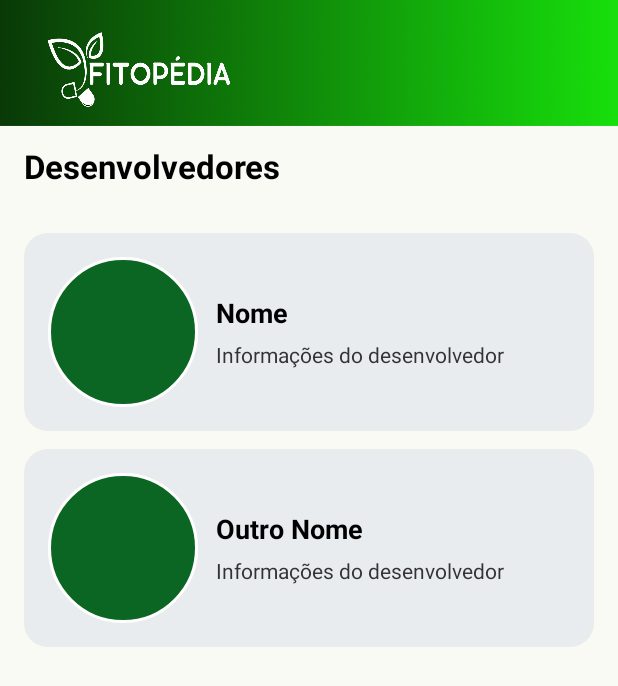
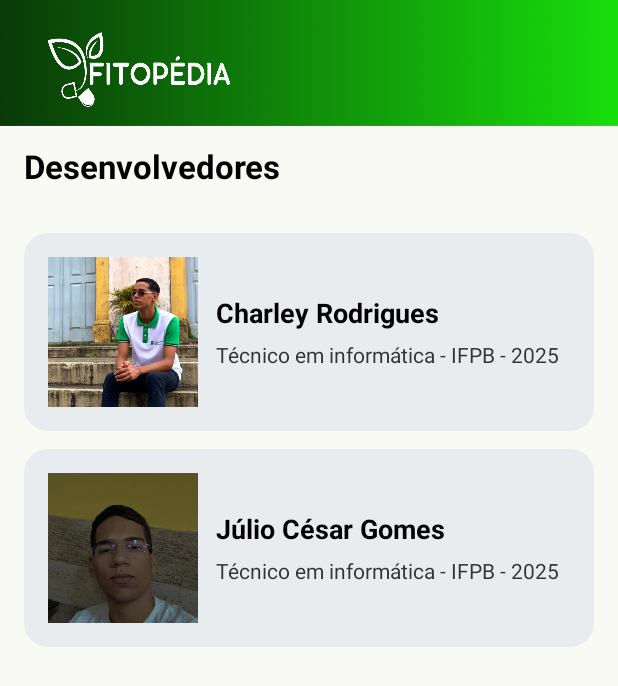
Before and after one commit to cesarjuulio/fitopedia, an Android app: the Sobre screen opened directly, with no data from a screen before it, on a phone screen of 412 x 824 dp. Shown: the top 686 px of the screen. Run offline under Robolectric (Android 15) with nearby library versions, the phone set to English and light mode, and no system bars; 1 statement that could not run was skipped.

Commit message:
Inicial 6
Atualizada a página sobre

```diff
--- a/app/src/main/res/layout/activity_sobre.xml
+++ b/app/src/main/res/layout/activity_sobre.xml
@@ -37,10 +37,11 @@
                 android:id="@+id/imgPerfil1"
                 android:layout_width="100dp"
                 android:layout_height="100dp"
-                android:background="@drawable/circle_bg"
+                android:src="@drawable/charley"
+                android:scaleType="centerCrop"
                 android:clipToOutline="true"
-                android:contentDescription="Foto do desenvolvedor"
-                android:scaleType="centerCrop" />
+                android:background="@drawable/circle_bg"/>
+
 
             <LinearLayout
                 android:layout_width="0dp"
@@ -53,7 +54,7 @@
                     android:id="@+id/tvNome1"
                     android:layout_width="wrap_content"
                     android:layout_height="wrap_content"
-                    android:text="Nome"
+                    android:text="Charley Rodrigues"
                     android:textColor="@android:color/black"
                     android:textSize="18sp"
                     android:textStyle="bold" />
@@ -63,7 +64,7 @@
                     android:layout_width="wrap_content"
                     android:layout_height="wrap_content"
                     android:layout_marginTop="6dp"
-                    android:text="Informações do desenvolvedor"
+                    android:text="Técnico em informática - IFPB - 2025"
                     android:textColor="#333"
                     android:textSize="14sp" />
 
@@ -85,10 +86,11 @@
                 android:id="@+id/imgPerfil2"
                 android:layout_width="100dp"
                 android:layout_height="100dp"
-                android:background="@drawable/circle_bg"
+                android:src="@drawable/julio"
+                android:scaleType="centerCrop"
                 android:clipToOutline="true"
-                android:contentDescription="Foto do desenvolvedor"
-                android:scaleType="centerCrop" />
+                android:background="@drawable/circle_bg"/>
+
 
             <LinearLayout
                 android:layout_width="0dp"
@@ -101,7 +103,7 @@
                     android:id="@+id/tvNome2"
                     android:layout_width="wrap_content"
                     android:layout_height="wrap_content"
-                    android:text="Outro Nome"
+                    android:text="Júlio César Gomes"
                     android:textColor="@android:color/black"
                     android:textSize="18sp"
                     android:textStyle="bold" />
@@ -111,7 +113,7 @@
                     android:layout_width="wrap_content"
                     android:layout_height="wrap_content"
                     android:layout_marginTop="6dp"
-                    android:text="Informações do desenvolvedor"
+                    android:text="Técnico em informática - IFPB - 2025"
                     android:textColor="#333"
                     android:textSize="14sp" />
 
```
Also changed, not shown: app/src/main/res/drawable/charley.png (added), app/src/main/res/drawable/julio.jpg (added).
